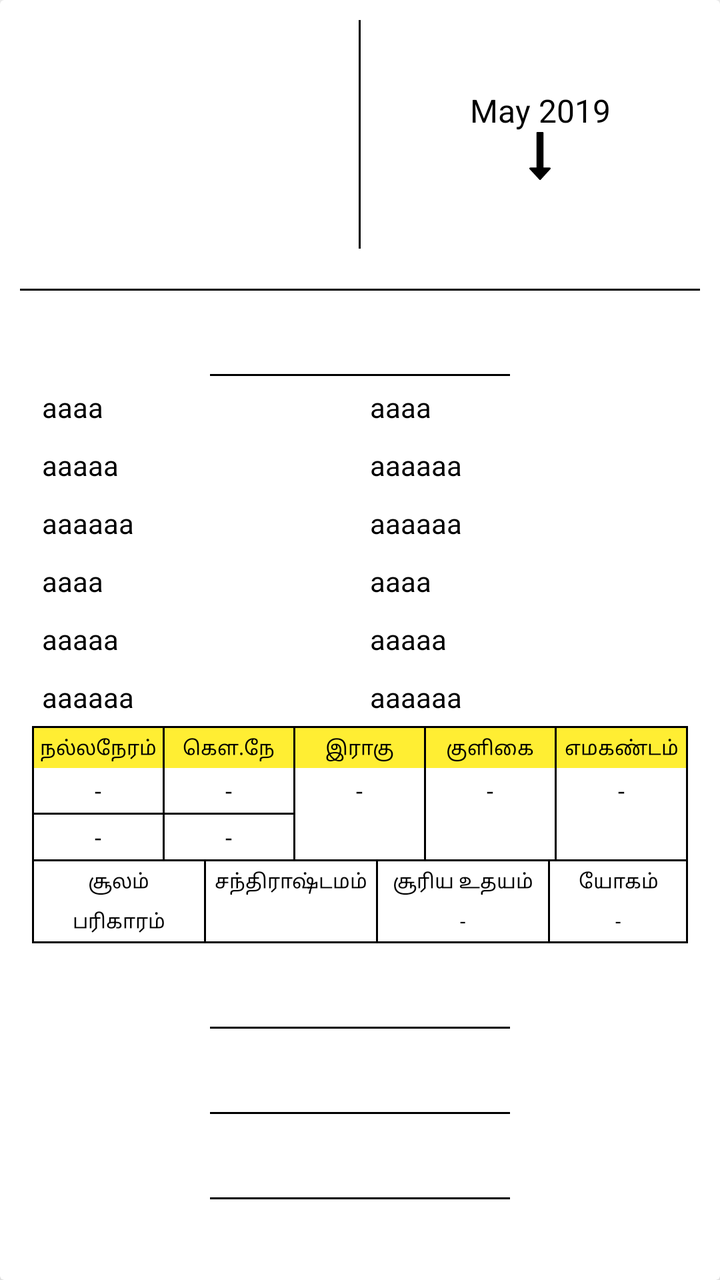
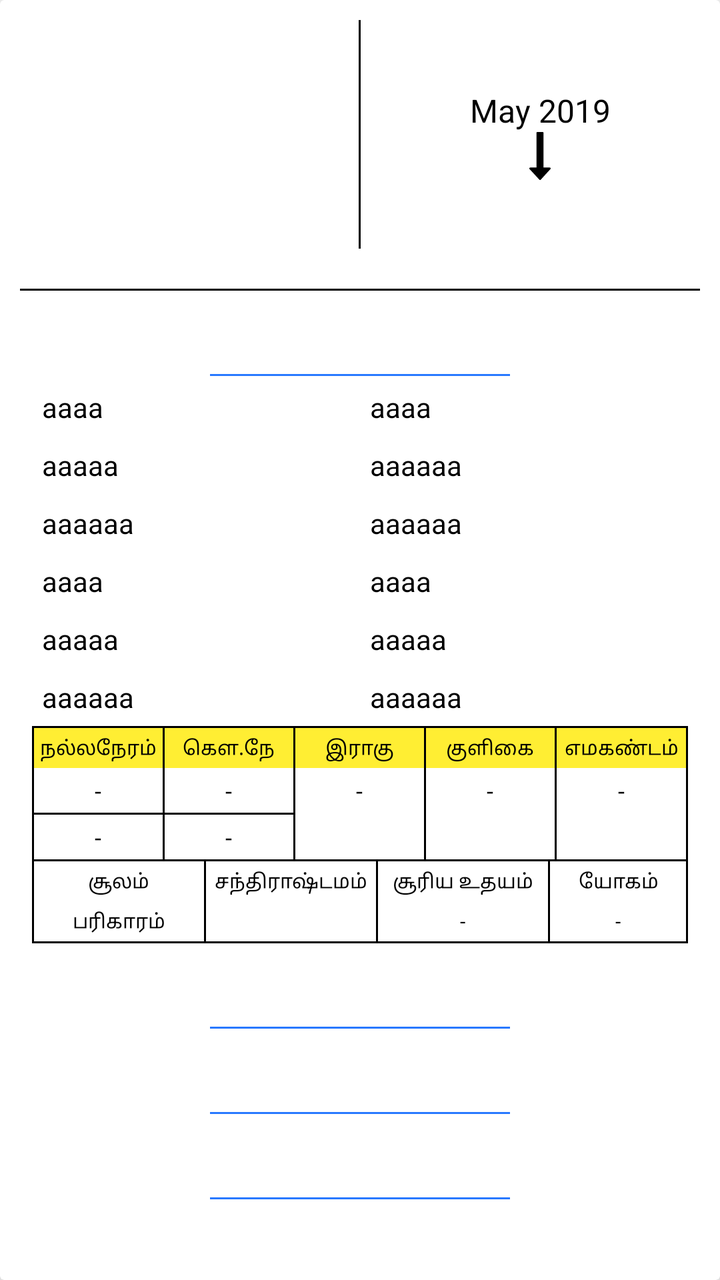

The first picture is an Android layout as it rendered before a commit; the second is the same layout after the commit. The layout source and the unified diff follow.
<!-- AndroidManifest.xml: application theme AppTheme -->
<!-- res/layout/calendar_layout.xml -->
<?xml version="1.0" encoding="utf-8"?>
<androidx.cardview.widget.CardView xmlns:android="http://schemas.android.com/apk/res/android"
    xmlns:app="http://schemas.android.com/apk/res-auto"
    xmlns:tools="http://schemas.android.com/tools"
    android:layout_width="match_parent"
    android:layout_height="wrap_content"
    app:cardElevation="8dp">

    <LinearLayout
        android:layout_width="match_parent"
        android:layout_height="wrap_content"
        android:orientation="vertical">

        <TextView
            android:id="@+id/title"
            android:layout_width="match_parent"
            android:layout_height="wrap_content"
            android:background="@color/grey_200"
            android:padding="16dp"
            android:text=""
            android:textColor="@color/black"
            android:textSize="17sp"
            android:textStyle="bold"
            android:typeface="serif"
            android:visibility="gone" />

        <LinearLayout
            android:layout_width="match_parent"
            android:layout_height="wrap_content"
            android:orientation="horizontal">

            <LinearLayout
                android:layout_width="0dp"
                android:layout_height="wrap_content"
                android:layout_gravity="center"
                android:layout_weight="1"
                android:orientation="vertical">

                <TextView
                    android:id="@+id/monthYear"
                    android:layout_width="wrap_content"
                    android:layout_height="wrap_content"
                    android:layout_gravity="center"
                    android:layout_marginTop="10dp"
                    android:gravity="center_vertical"
                    android:text=""
                    android:textColor="@android:color/black"
                    android:textSize="16sp"
                    android:textStyle="bold" />

                <TextView
                    android:id="@+id/tamilDate"
                    android:layout_width="wrap_content"
                    android:layout_height="wrap_content"
                    android:layout_gravity="center"
                    android:text=""
                    android:textColor="@android:color/black"
                    android:textSize="60sp"
                    android:textStyle="bold"
                    android:typeface="serif" />

                <TextView
                    android:id="@+id/day"
                    android:layout_width="wrap_content"
                    android:layout_height="wrap_content"
                    android:layout_gravity="center"
                    android:gravity="center_vertical"
                    android:text=""
                    android:textColor="@android:color/black"
                    android:textSize="16sp" />

            </LinearLayout>

            <View
                android:layout_width="1dp"
                android:layout_height="match_parent"
                android:layout_marginTop="10dp"
                android:layout_marginBottom="10dp"
                android:background="@color/black" />

            <LinearLayout
                android:layout_width="0dp"
                android:layout_height="wrap_content"
                android:layout_gravity="center"
                android:layout_weight="1"
                android:orientation="vertical">

                <TextView
                    android:id="@+id/tamilYear"
                    android:layout_width="wrap_content"
                    android:layout_height="wrap_content"
                    android:layout_gravity="center"
                    android:gravity="center_vertical"
                    android:text="May 2019"
                    android:textColor="@android:color/black"
                    android:textSize="16sp" />

                <TextView
                    android:id="@+id/tamilMonth"
                    android:layout_width="wrap_content"
                    android:layout_height="wrap_content"
                    android:layout_gravity="center"
                    android:text="4"
                    android:textColor="@android:color/black"
                    android:textSize="16sp"
                    android:textStyle="bold"
                    android:visibility="gone" />

                <TextView
                    android:id="@+id/date"
                    android:layout_width="wrap_content"
                    android:layout_height="wrap_content"
                    android:layout_gravity="center"
                    android:text=""
                    android:textColor="@android:color/black"
                    android:textSize="16sp"
                    android:textStyle="bold"
                    android:typeface="serif"
                    android:visibility="gone" />

                <ImageView
                    android:id="@+id/day_symbol"
                    android:layout_width="wrap_content"
                    android:layout_height="wrap_content"
                    android:layout_gravity="center"
                    app:srcCompat="@drawable/ic_down_arrow"
                    tools:ignore="VectorDrawableCompat" />

            </LinearLayout>

        </LinearLayout>

        <View
            android:layout_width="match_parent"
            android:layout_height="1dp"
            android:layout_marginLeft="10dp"
            android:layout_marginTop="10dp"
            android:layout_marginRight="10dp"
            android:background="@color/black" />

        <TextView
            android:id="@+id/quote"
            android:layout_width="wrap_content"
            android:layout_height="wrap_content"
            android:layout_gravity="center"
            android:gravity="center_horizontal"
            android:padding="10dp"
            android:text=""
            android:textColor="@color/blue"
            android:textSize="16sp" />

        <View
            android:layout_width="150dp"
            android:layout_height="1dp"
            android:layout_gravity="center_horizontal"
            android:background="@color/black" />

        <LinearLayout
            android:layout_width="match_parent"
            android:layout_height="wrap_content"
            android:layout_marginLeft="16dp"
            android:layout_marginTop="1dp"
            android:layout_marginRight="16dp"
            android:orientation="horizontal">

            <LinearLayout
                android:layout_width="0dp"
                android:layout_height="wrap_content"
                android:layout_weight="1"
                android:orientation="vertical">

                <TextView
                    android:id="@+id/rasi1"
                    android:layout_width="wrap_content"
                    android:layout_height="wrap_content"
                    android:layout_gravity="left"
                    android:padding="5dp"
                    android:text="aaaa"
                    android:textAppearance="?android:attr/textAppearanceSmall"
                    android:textColor="@android:color/black" />

                <TextView
                    android:id="@+id/rasi2"
                    android:layout_width="wrap_content"
                    android:layout_height="wrap_content"
                    android:layout_gravity="left"
                    android:padding="5dp"
                    android:text="aaaaa"
                    android:textAppearance="?android:attr/textAppearanceSmall"
                    android:textColor="@android:color/black" />

                <TextView
                    android:id="@+id/rasi3"
                    android:layout_width="wrap_content"
                    android:layout_height="wrap_content"
                    android:layout_gravity="left"
                    android:padding="5dp"
                    android:text="aaaaaa"
                    android:textAppearance="?android:attr/textAppearanceSmall"
                    android:textColor="@android:color/black" />

                <TextView
                    android:id="@+id/rasi4"
                    android:layout_width="wrap_content"
                    android:layout_height="wrap_content"
                    android:layout_gravity="left"
                    android:padding="5dp"
                    android:text="aaaa"
                    android:textAppearance="?android:attr/textAppearanceSmall"
                    android:textColor="@android:color/black" />

                <TextView
                    android:id="@+id/rasi5"
                    android:layout_width="wrap_content"
                    android:layout_height="wrap_content"
                    android:layout_gravity="left"
                    android:padding="5dp"
                    android:text="aaaaa"
                    android:textAppearance="?android:attr/textAppearanceSmall"
                    android:textColor="@android:color/black" />

                <TextView
                    android:id="@+id/rasi6"
                    android:layout_width="wrap_content"
                    android:layout_height="wrap_content"
                    android:layout_gravity="left"
                    android:padding="5dp"
                    android:text="aaaaaa"
                    android:textAppearance="?android:attr/textAppearanceSmall"
                    android:textColor="@android:color/black" />

            </LinearLayout>

            <LinearLayout
                android:layout_width="0dp"
                android:layout_height="wrap_content"
                android:layout_weight="1"
                android:orientation="vertical">

                <TextView
                    android:id="@+id/rasi7"
                    android:layout_width="wrap_content"
                    android:layout_height="wrap_content"
                    android:layout_gravity="left"
                    android:padding="5dp"
                    android:text="aaaa"
                    android:textAppearance="?android:attr/textAppearanceSmall"
                    android:textColor="@android:color/black" />

                <TextView
                    android:id="@+id/rasi8"
                    android:layout_width="wrap_content"
                    android:layout_height="wrap_content"
                    android:layout_gravity="left"
                    android:padding="5dp"
                    android:text="aaaaaa"
                    android:textAppearance="?android:attr/textAppearanceSmall"
                    android:textColor="@android:color/black" />

                <TextView
                    android:id="@+id/rasi9"
                    android:layout_width="wrap_content"
                    android:layout_height="wrap_content"
                    android:layout_gravity="left"
                    android:padding="5dp"
                    android:text="aaaaaa"
                    android:textAppearance="?android:attr/textAppearanceSmall"
                    android:textColor="@android:color/black" />

                <TextView
                    android:id="@+id/rasi10"
                    android:layout_width="wrap_content"
                    android:layout_height="wrap_content"
                    android:layout_gravity="left"
                    android:padding="5dp"
                    android:text="aaaa"
                    android:textAppearance="?android:attr/textAppearanceSmall"
                    android:textColor="@android:color/black" />

                <TextView
                    android:id="@+id/rasi11"
                    android:layout_width="wrap_content"
                    android:layout_height="wrap_content"
                    android:layout_gravity="left"
                    android:padding="5dp"
                    android:text="aaaaa"
                    android:textAppearance="?android:attr/textAppearanceSmall"
                    android:textColor="@android:color/black" />

                <TextView
                    android:id="@+id/rasi12"
                    android:layout_width="wrap_content"
                    android:layout_height="wrap_content"
                    android:layout_gravity="left"
                    android:padding="5dp"
                    android:text="aaaaaa"
                    android:textAppearance="?android:attr/textAppearanceSmall"
                    android:textColor="@android:color/black" />

            </LinearLayout>

        </LinearLayout>

        <LinearLayout
            android:layout_width="match_parent"
            android:layout_height="wrap_content"
            android:layout_marginLeft="16dp"
            android:layout_marginRight="16dp"
            android:orientation="vertical">

            <View
                android:layout_width="match_parent"
                android:layout_height="1dp"
                android:background="@color/black" />

            <LinearLayout
                android:layout_width="match_parent"
                android:layout_height="wrap_content"
                android:orientation="horizontal">

                <View
                    android:layout_width="1dp"
                    android:layout_height="match_parent"
                    android:background="@color/black" />

                <LinearLayout
                    android:layout_width="0dp"
                    android:layout_height="wrap_content"
                    android:layout_weight="1"
                    android:orientation="vertical">

                    <TextView
                        android:layout_width="match_parent"
                        android:layout_height="wrap_content"
                        android:background="@color/yellow"
                        android:gravity="center"
                        android:padding="3dp"
                        android:text="நல்லநேரம்"
                        android:textColor="@color/black"
                        android:textSize="10sp" />

                    <TextView
                        android:id="@+id/nallaNeram_K"
                        style="@style/TextValue"
                        android:layout_width="match_parent"
                        android:layout_height="wrap_content" />

                    <View
                        android:layout_width="match_parent"
                        android:layout_height="1dp"
                        android:background="@color/black" />

                    <TextView
                        android:id="@+id/nallaNeram_M"
                        style="@style/TextValue"
                        android:layout_width="match_parent"
                        android:layout_height="wrap_content" />


                </LinearLayout>

                <View
                    android:layout_width="1dp"
                    android:layout_height="match_parent"
                    android:background="@color/black" />

                <LinearLayout
                    android:layout_width="0dp"
                    android:layout_height="wrap_content"
                    android:layout_weight="1"
                    android:orientation="vertical">

                    <TextView
                        android:layout_width="match_parent"
                        android:layout_height="wrap_content"
                        android:background="@color/yellow"
                        android:gravity="center"
                        android:padding="3dp"
                        android:text="கௌ.நே"
                        android:textColor="@color/black"
                        android:textSize="10sp" />

                    <TextView
                        android:id="@+id/gowriNeram_K"
                        style="@style/TextValue"
                        android:layout_width="match_parent"
                        android:layout_height="wrap_content" />

                    <View
                        android:layout_width="match_parent"
                        android:layout_height="1dp"
                        android:background="@color/black" />

                    <TextView
                        android:id="@+id/gowriNeram_M"
                        style="@style/TextValue"
                        android:layout_width="match_parent"
                        android:layout_height="wrap_content" />

                </LinearLayout>

                <View
                    android:layout_width="1dp"
                    android:layout_height="match_parent"
                    android:background="@color/black" />

                <LinearLayout
                    android:layout_width="0dp"
                    android:layout_height="wrap_content"
                    android:layout_weight="1"
                    android:orientation="vertical">

                    <TextView
                        android:layout_width="match_parent"
                        android:layout_height="wrap_content"
                        android:background="@color/yellow"
                        android:gravity="center"
                        android:padding="3dp"
                        android:text="இராகு"
                        android:textColor="@color/black"
                        android:textSize="10sp" />

                    <TextView
                        android:id="@+id/raagu1"
                        style="@style/TextValue"
                        android:layout_width="match_parent"
                        android:layout_height="wrap_content" />


                </LinearLayout>

                <View
                    android:layout_width="1dp"
                    android:layout_height="match_parent"
                    android:background="@color/black" />

                <LinearLayout
                    android:layout_width="0dp"
                    android:layout_height="wrap_content"
                    android:layout_weight="1"
                    android:orientation="vertical">

                    <TextView
                        android:layout_width="match_parent"
                        android:layout_height="wrap_content"
                        android:background="@color/yellow"
                        android:gravity="center"
                        android:padding="3dp"
                        android:text="குளிகை"
                        android:textColor="@color/black"
                        android:textSize="10sp" />

                    <TextView
                        android:id="@+id/kulikai1"
                        style="@style/TextValue"
                        android:layout_width="match_parent"
                        android:layout_height="wrap_content" />


                </LinearLayout>

                <View
                    android:layout_width="1dp"
                    android:layout_height="match_parent"
                    android:background="@color/black" />

                <LinearLayout
                    android:layout_width="0dp"
                    android:layout_height="wrap_content"
                    android:layout_weight="1"
                    android:orientation="vertical">

                    <TextView
                        android:layout_width="match_parent"
                        android:layout_height="wrap_content"
                        android:background="@color/yellow"
                        android:gravity="center"
                        android:padding="3dp"
                        android:text="எமகண்டம்"
                        android:textColor="@color/black"
                        android:textSize="10sp" />

                    <TextView
                        android:id="@+id/ema1"
                        style="@style/TextValue"
                        android:layout_width="match_parent"
                        android:layout_height="wrap_content" />

                </LinearLayout>

                <View
                    android:layout_width="1dp"
                    android:layout_height="match_parent"
                    android:background="@color/black" />

            </LinearLayout>

            <View
                android:layout_width="match_parent"
                android:layout_height="1dp"
                android:background="@color/black" />

        </LinearLayout>

        <LinearLayout
            android:layout_width="match_parent"
            android:layout_height="wrap_content"
            android:layout_marginLeft="16dp"
            android:layout_marginRight="16dp"
            android:orientation="vertical">

            <LinearLayout
                android:layout_width="match_parent"
                android:layout_height="wrap_content"
                android:orientation="horizontal">

                <View
                    android:layout_width="1dp"
                    android:layout_height="match_parent"
                    android:background="@color/black" />

                <LinearLayout
                    android:layout_width="0dp"
                    android:layout_height="wrap_content"
                    android:layout_weight="1"
                    android:orientation="vertical">

                    <TextView
                        android:id="@+id/soolam"
                        android:layout_width="match_parent"
                        android:layout_height="wrap_content"
                        android:gravity="center"
                        android:padding="3dp"
                        android:text="சூலம்"
                        android:textColor="@color/black"
                        android:textSize="10sp" />

                    <TextView
                        android:id="@+id/parikaram"
                        android:layout_width="match_parent"
                        android:layout_height="wrap_content"
                        android:gravity="center"
                        android:padding="3dp"
                        android:text="பரிகாரம்"
                        android:textColor="@color/black"
                        android:textSize="10sp" />

                </LinearLayout>

                <View
                    android:layout_width="1dp"
                    android:layout_height="match_parent"
                    android:background="@color/black" />

                <LinearLayout
                    android:layout_width="0dp"
                    android:layout_height="wrap_content"
                    android:layout_weight="1"
                    android:orientation="vertical">

                    <TextView
                        android:layout_width="match_parent"
                        android:layout_height="wrap_content"
                        android:gravity="center"
                        android:padding="3dp"
                        android:text="சந்திராஷ்டமம்"
                        android:textColor="@color/black"
                        android:textSize="10sp" />

                    <TextView
                        android:id="@+id/chandhiram"
                        android:layout_width="match_parent"
                        android:layout_height="wrap_content"
                        android:gravity="center"
                        android:padding="3dp"
                        android:text=""
                        android:textColor="@color/black"
                        android:textSize="10sp" />

                </LinearLayout>

                <View
                    android:layout_width="1dp"
                    android:layout_height="match_parent"
                    android:background="@color/black" />

                <LinearLayout
                    android:layout_width="0dp"
                    android:layout_height="wrap_content"
                    android:layout_weight="1"
                    android:orientation="vertical">

                    <TextView
                        android:layout_width="match_parent"
                        android:layout_height="wrap_content"
                        android:gravity="center"
                        android:padding="3dp"
                        android:text="சூரிய உதயம்"
                        android:textColor="@color/black"
                        android:textSize="10sp" />

                    <TextView
                        android:id="@+id/s_udayam"
                        android:layout_width="match_parent"
                        android:layout_height="wrap_content"
                        android:gravity="center"
                        android:padding="3dp"
                        android:text="-"
                        android:textColor="@color/black"
                        android:textSize="10sp" />

                </LinearLayout>

                <View
                    android:layout_width="1dp"
                    android:layout_height="match_parent"
                    android:background="@color/black" />

                <LinearLayout
                    android:layout_width="0dp"
                    android:layout_height="wrap_content"
                    android:layout_weight=".8"
                    android:orientation="vertical">

                    <TextView
                        android:layout_width="match_parent"
                        android:layout_height="wrap_content"
                        android:gravity="center"
                        android:padding="3dp"
                        android:text="யோகம்"
                        android:textColor="@color/black"
                        android:textSize="10sp" />

                    <TextView
                        android:id="@+id/yokam"
                        android:layout_width="match_parent"
                        android:layout_height="wrap_content"
                        android:gravity="center"
                        android:padding="3dp"
                        android:text="-"
                        android:textColor="@color/black"
                        android:textSize="10sp" />

                </LinearLayout>

                <View
                    android:layout_width="1dp"
                    android:layout_height="match_parent"
                    android:background="@color/black" />

            </LinearLayout>

            <View
                android:layout_width="match_parent"
                android:layout_height="1dp"
                android:background="@color/black" />

            <TextView
                android:id="@+id/festivals"
                android:layout_width="wrap_content"
                android:layout_height="wrap_content"
                android:layout_gravity="center_horizontal"
                android:gravity="center_horizontal"
                android:padding="10dp"
                android:text=""
                android:textColor="@android:color/black"
                android:textSize="16sp" />

            <View
                android:layout_width="150dp"
                android:layout_height="1dp"
                android:layout_gravity="center_horizontal"
                android:background="@color/black" />

            <TextView
                android:id="@+id/impDays"
                android:layout_width="wrap_content"
                android:layout_height="wrap_content"
                android:layout_gravity="center"
                android:gravity="center_horizontal"
                android:padding="10dp"
                android:text=""
                android:textColor="@android:color/black"
                android:textSize="16sp" />

            <View
                android:layout_width="150dp"
                android:layout_height="1dp"
                android:layout_gravity="center_horizontal"
                android:background="@color/black" />

            <TextView
                android:id="@+id/thithi"
                android:layout_width="wrap_content"
                android:layout_height="wrap_content"
                android:layout_gravity="center"
                android:gravity="center_horizontal"
                android:padding="10dp"
                android:text=""
                android:textColor="@android:color/black"
                android:textSize="16sp" />

            <View
                android:layout_width="150dp"
                android:layout_height="1dp"
                android:layout_gravity="center_horizontal"
                android:background="@color/black" />

            <TextView
                android:id="@+id/natchatiram"
                android:layout_width="wrap_content"
                android:layout_height="wrap_content"
                android:layout_gravity="center"
                android:gravity="center_horizontal"
                android:padding="10dp"
                android:text=""
                android:textColor="@android:color/black"
                android:textSize="16sp" />

        </LinearLayout>

    </LinearLayout>

</androidx.cardview.widget.CardView>
<!-- resources referenced by this layout -->
<resources>
  <color name="black">#000000</color>
  <color name="blue">#2979ff</color>
  <color name="grey_200">#EEEEEE</color>
  <color name="yellow">#ffee33</color>
  <!-- drawable ic_down_arrow (drawable) -->
  <vector xmlns:android="http://schemas.android.com/apk/res/android"
      android:width="24dp"
      android:height="24dp"
      android:viewportWidth="493.356"
      android:viewportHeight="493.355">
      <path
          android:fillColor="#000000"
          android:pathData="M355.457,370.873c-1.523,-3.614 -4.288,-5.428 -8.285,-5.428h-63.954V9.135c0,-2.666 -0.858,-4.856 -2.569,-6.567C278.944,0.855 276.753,0 274.084,0h-54.818c-2.667,0 -4.854,0.855 -6.567,2.568c-1.711,1.711 -2.57,3.901 -2.57,6.567v356.314h-63.953c-3.806,0 -6.567,1.81 -8.28,5.428c-1.521,3.613 -1.043,6.943 1.431,9.996L240.68,490.505c1.903,1.902 4.187,2.851 6.854,2.851c2.478,0 4.665,-0.948 6.567,-2.851l99.927,-109.632C356.503,377.82 356.983,374.49 355.457,370.873z" />
  </vector>
  <style name="TextValue">
          <item name="android:gravity">center</item>
          <item name="android:padding">3dp</item>
          <item name="android:text">-</item>
          <item name="android:textColor">@color/black</item>
          <item name="android:textSize">12sp</item>
      </style>
  <style name="AppTheme" parent="Theme.MaterialComponents.Light.NoActionBar">
          
          <item name="colorPrimary">@color/colorPrimary</item>
          <item name="colorPrimaryDark">@color/colorPrimaryDark</item>
          <item name="colorAccent">@color/colorAccent</item>
      </style>
  <color name="colorPrimary">#FFFFFF</color>
  <color name="colorPrimaryDark">#FFFFFF</color>
  <color name="colorAccent">#2979ff</color>
</resources>

<!-- the commit's change to res/layout/calendar_layout.xml (unified diff, before → after) -->
@@ -153,7 +153,7 @@
             android:layout_width="150dp"
             android:layout_height="1dp"
             android:layout_gravity="center_horizontal"
-            android:background="@color/black" />
+            android:background="@color/blue" />
 
         <LinearLayout
             android:layout_width="match_parent"
@@ -663,14 +663,15 @@
                 android:gravity="center_horizontal"
                 android:padding="10dp"
                 android:text=""
-                android:textColor="@android:color/black"
+                android:textColor="@color/black"
                 android:textSize="16sp" />
 
             <View
                 android:layout_width="150dp"
                 android:layout_height="1dp"
+                android:id="@+id/view1"
                 android:layout_gravity="center_horizontal"
-                android:background="@color/black" />
+                android:background="@color/blue" />
 
             <TextView
                 android:id="@+id/impDays"
@@ -680,14 +681,15 @@
                 android:gravity="center_horizontal"
                 android:padding="10dp"
                 android:text=""
-                android:textColor="@android:color/black"
+                android:textColor="@color/black"
                 android:textSize="16sp" />
 
             <View
                 android:layout_width="150dp"
                 android:layout_height="1dp"
+                android:id="@+id/view2"
                 android:layout_gravity="center_horizontal"
-                android:background="@color/black" />
+                android:background="@color/blue" />
 
             <TextView
                 android:id="@+id/thithi"
@@ -697,14 +699,15 @@
                 android:gravity="center_horizontal"
                 android:padding="10dp"
                 android:text=""
-                android:textColor="@android:color/black"
+                android:textColor="@color/black"
                 android:textSize="16sp" />
 
             <View
                 android:layout_width="150dp"
                 android:layout_height="1dp"
+                android:id="@+id/view3"
                 android:layout_gravity="center_horizontal"
-                android:background="@color/black" />
+                android:background="@color/blue" />
 
             <TextView
                 android:id="@+id/natchatiram"
@@ -714,7 +717,7 @@
                 android:gravity="center_horizontal"
                 android:padding="10dp"
                 android:text=""
-                android:textColor="@android:color/black"
+                android:textColor="@color/black"
                 android:textSize="16sp" />
 
         </LinearLayout>
